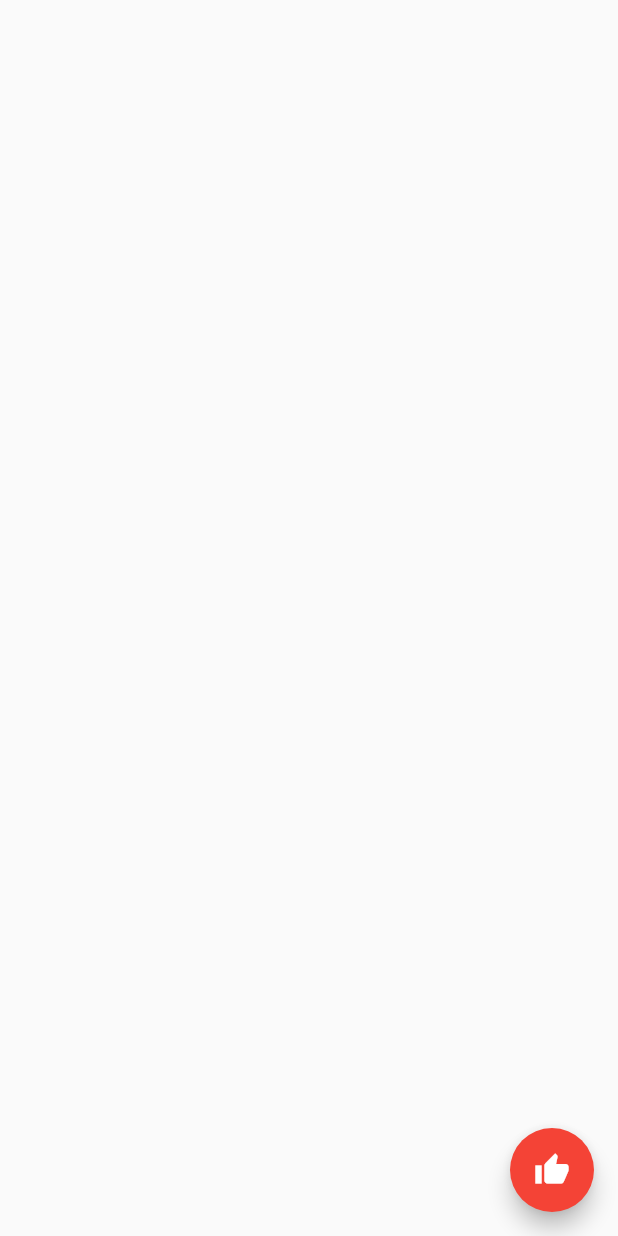
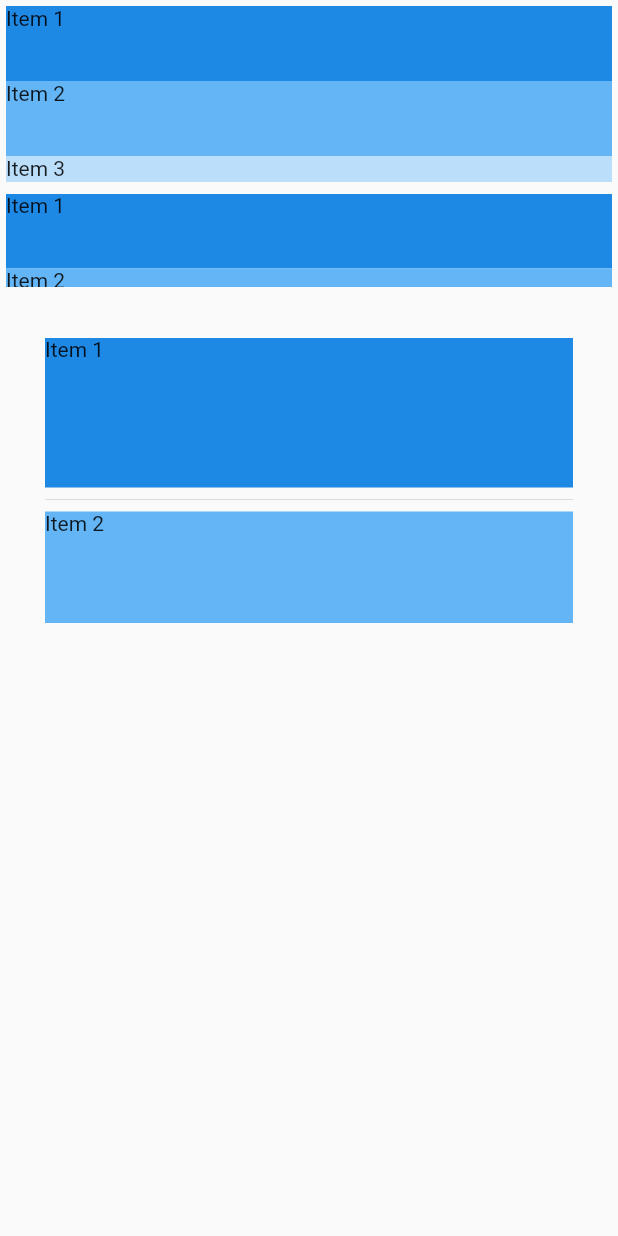
Before and after one commit to mami-uchida/Widget_Practice, a Flutter app: the screen it shows after launch, on a phone screen of 412 x 824 dp. Run offline on Flutter 3.47's test engine with Material 2 defaults, Android fonts, the phone set to English and light mode, and no system bars.

Commit message:
3-6 リストビューの学習

```diff
--- a/lib/main.dart
+++ b/lib/main.dart
@@ -1,9 +1,22 @@
 import 'package:flutter/material.dart';
 
-void main() => runApp(const MyApp());
+void main() => runApp(MyApp());
 
 class MyApp extends StatelessWidget {
-  const MyApp({super.key});
+  final List<Map<String, dynamic>> listItems = [
+    {
+      'text': 'Item 1',
+      'color': Colors.blue[600],
+    },
+    {
+      'text': 'Item 2',
+      'color': Colors.blue[300],
+    },
+    {
+      'text': 'Item 3',
+      'color': Colors.blue[100],
+    },
+  ];
 
   @override
   Widget build(BuildContext context) {
@@ -11,10 +24,66 @@ class MyApp extends StatelessWidget {
       title: 'Flutter Demo',
       theme: ThemeData(primarySwatch: Colors.blue),
       home: Scaffold(
-        floatingActionButton: FloatingActionButton(
-          backgroundColor: Colors.red,
-          onPressed: () {},
-          child: const Icon(Icons.thumb_up),
+        body: Column(
+          children: <Widget>[
+            Container(
+              height: 125,
+              padding: const EdgeInsets.all(4),
+              // childrenを指定してリスト表示
+              child: ListView(
+                children: <Widget>[
+                  Container(
+                    height: 50,
+                    color: Colors.blue[600],
+                    child: Text('Item 1'),
+                  ),
+                  Container(
+                    height: 50,
+                    color: Colors.blue[300],
+                    child: Text('Item 2'),
+                  ),
+                  Container(
+                    height: 50,
+                    color: Colors.blue[100],
+                    child: Text('Item 3'),
+                  ),
+                ],
+              ),
+            ),
+            Container(
+              height: 70,
+              padding: EdgeInsets.all(4),
+              // 配列を元にリスト表示
+              child: ListView.builder(
+                itemCount: listItems.length,
+                itemBuilder: (context, index) {
+                  return Container(
+                    height: 50,
+                    color: listItems[index]['color'],
+                    child: Text(listItems[index]['text']),
+                  );
+                },
+              ),
+            ),
+            Container(
+              height: 250,
+              padding: EdgeInsets.all(30),
+              // 各アイテムの間にスペースなどを挟みたい場合
+              child: ListView.separated(
+                itemCount: listItems.length,
+                itemBuilder: (context, index) {
+                  return Container(
+                    height: 100,
+                    color: listItems[index]['color'],
+                    child: Text(listItems[index]['text']),
+                  );
+                },
+                separatorBuilder: (context, index) {
+                  return Divider();
+                },
+              ),
+            ),
+          ],
         ),
       ),
     );
```
